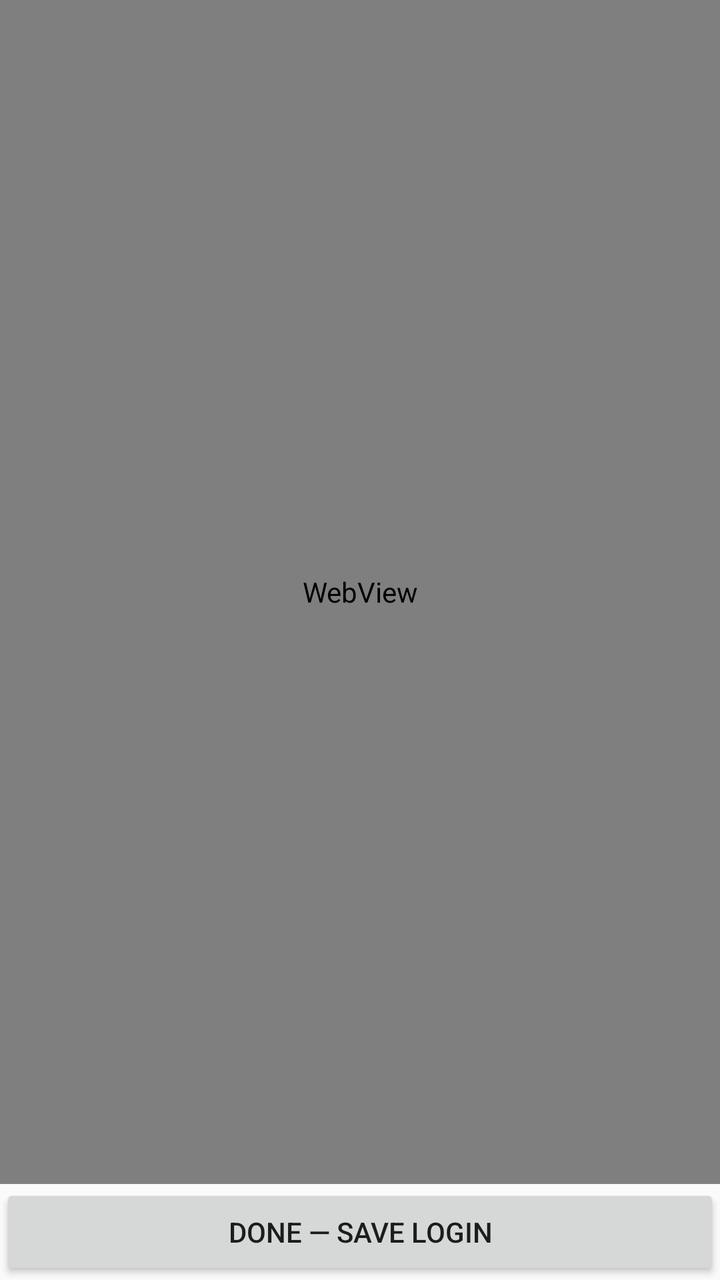
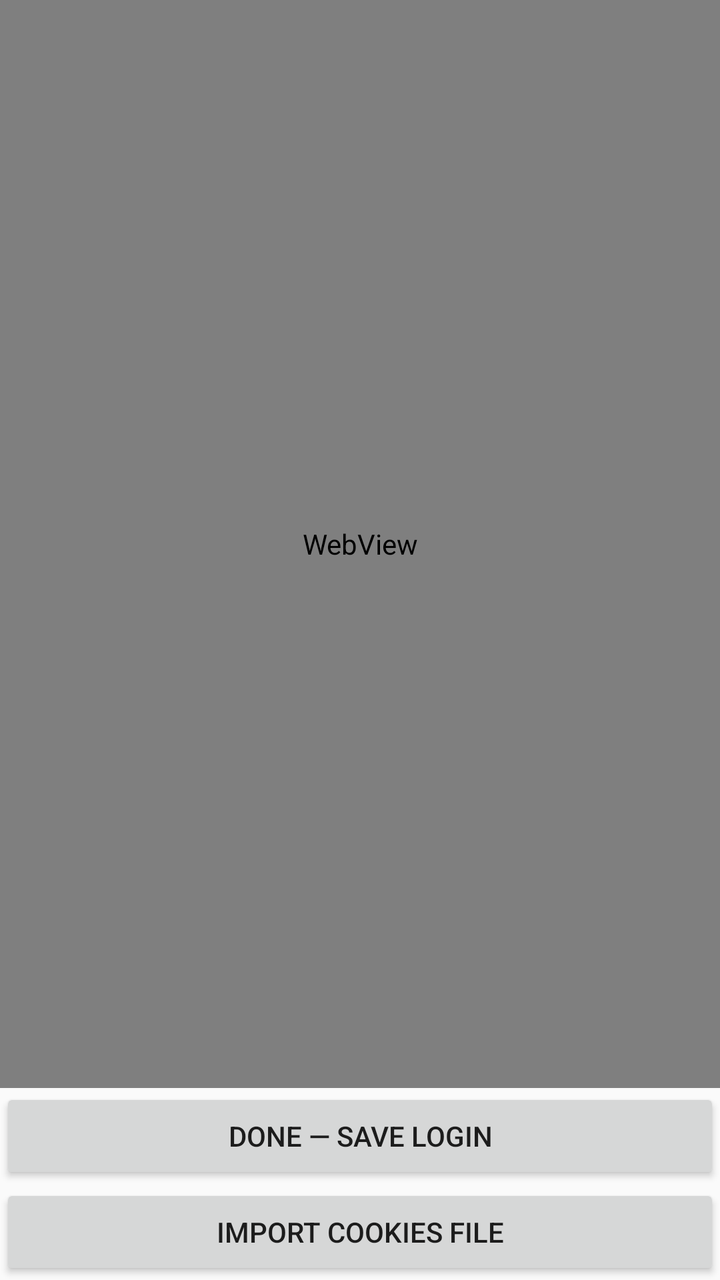

The first picture is an Android layout as it rendered before a commit; the second is the same layout after the commit. The layout source and the unified diff follow.
<!-- AndroidManifest.xml: application theme Theme.GrabAll -->
<!-- res/layout/activity_login.xml -->
<?xml version="1.0" encoding="utf-8"?>
<LinearLayout xmlns:android="http://schemas.android.com/apk/res/android"
    android:layout_width="match_parent"
    android:layout_height="match_parent"
    android:orientation="vertical">

    <WebView
        android:id="@+id/loginWebView"
        android:layout_width="match_parent"
        android:layout_height="0dp"
        android:layout_weight="1" />

    <Button
        android:id="@+id/doneButton"
        android:layout_width="match_parent"
        android:layout_height="wrap_content"
        android:text="@string/done_save_login" />

</LinearLayout>
<!-- resources referenced by this layout -->
<resources>
  <string name="done_save_login">Done — save login</string>
  <style name="Theme.GrabAll" parent="Theme.AppCompat.DayNight.DarkActionBar" />
</resources>

<!-- the commit's change to res/layout/activity_login.xml (unified diff, before → after) -->
@@ -16,4 +16,10 @@
         android:layout_height="wrap_content"
         android:text="@string/done_save_login" />
 
+    <Button
+        android:id="@+id/importButton"
+        android:layout_width="match_parent"
+        android:layout_height="wrap_content"
+        android:text="@string/import_cookies" />
+
 </LinearLayout>
<!-- resource entries referenced after the edit -->
@@ -1,6 +1,7 @@
 <!-- resources referenced by this layout -->
 <resources>
   <string name="done_save_login">Done — save login</string>
+  <string name="import_cookies">Import cookies file</string>
   <style name="Theme.GrabAll" parent="Theme.AppCompat.DayNight.DarkActionBar" />
 </resources>
 
